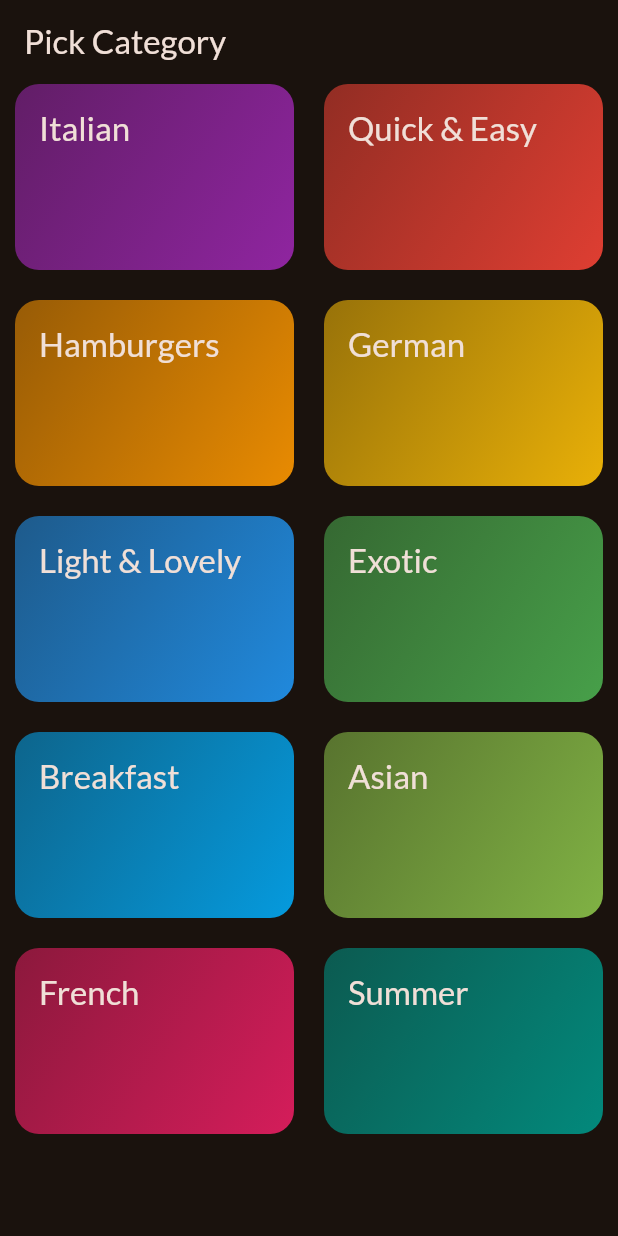
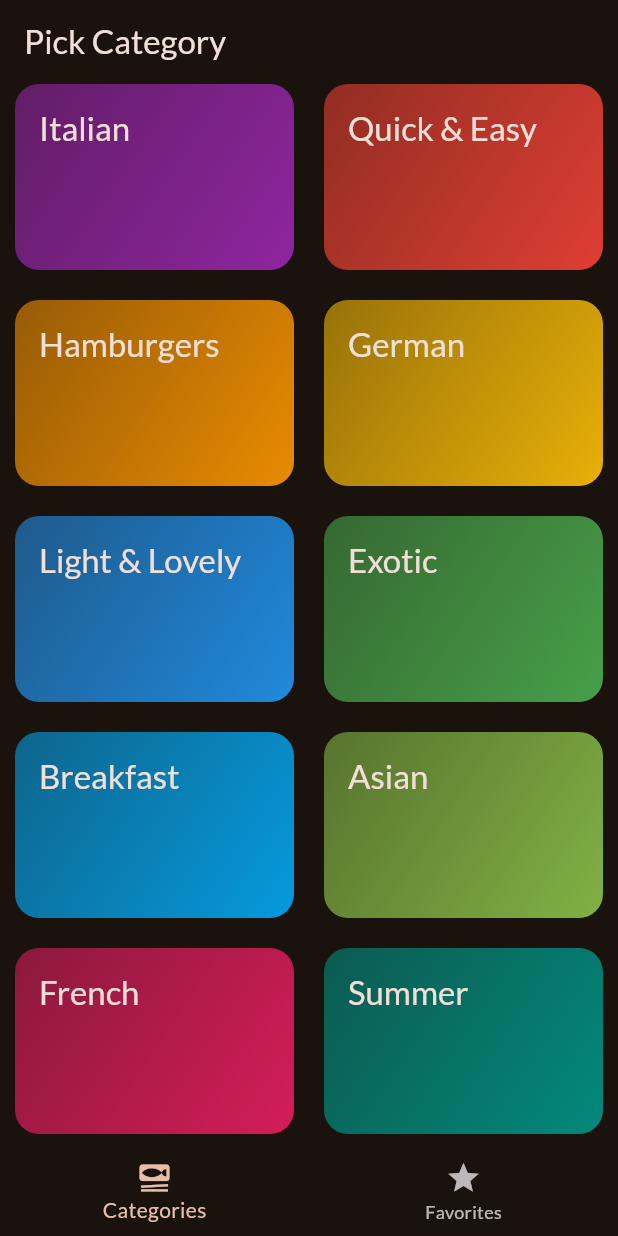
Before and after one commit to Mustafaayaz32/flutter_meal_app, a Flutter app: the screen it shows after launch, on a phone screen of 412 x 824 dp. Run offline on Flutter 3.47's test engine with Material 3 defaults, Android fonts, the phone set to English and light mode, and no system bars; our stand-ins replace google_fonts, transparent_image.

Commit message:
tab screen added

```diff
--- a/lib/main.dart
+++ b/lib/main.dart
@@ -1,5 +1,5 @@
 import 'package:flutter/material.dart';
-import 'package:flutter_meal_app/screens/categories_screen.dart';
+import 'package:flutter_meal_app/screens/tabs_screen.dart';
 import 'package:google_fonts/google_fonts.dart';
 
 final theme = ThemeData(
@@ -22,7 +22,7 @@ class App extends StatelessWidget {
   Widget build(BuildContext context) {
     return MaterialApp(
       theme: theme,
-      home: const CategoriesScreen(),
+      home: const TabsScreen(),
     );
   }
 }
--- a/lib/screens/categories_screen.dart
+++ b/lib/screens/categories_screen.dart
@@ -23,16 +23,7 @@ class CategoriesScreen extends StatelessWidget {
 
   @override
   Widget build(BuildContext context) {
-    return Scaffold(
-      appBar: AppBar(
-        title: Text(
-          'Pick Category',
-          style: Theme.of(context).textTheme.titleLarge!.copyWith(
-                color: Theme.of(context).colorScheme.onSurface,
-              ),
-        ),
-      ),
-      body: GridView(
+    return GridView(
       padding: const EdgeInsets.symmetric(
         horizontal: 10,
       ),
@@ -51,7 +42,6 @@ class CategoriesScreen extends StatelessWidget {
             },
           )
       ],
-      ),
     );
   }
 }
--- /dev/null
+++ b/lib/screens/tabs_screen.dart
@@ -0,0 +1,58 @@
+import 'package:flutter/material.dart';
+import 'package:flutter_meal_app/screens/categories_screen.dart';
+import 'package:flutter_meal_app/screens/meal_screen.dart';
+
+class TabsScreen extends StatefulWidget {
+  const TabsScreen({super.key});
+
+  @override
+  State<TabsScreen> createState() => _TabsScreenState();
+}
+
+class _TabsScreenState extends State<TabsScreen> {
+  var _selectedIndex = 0;
+  var _activeTitle = 'Pick Category';
+  Widget activeScreen = const CategoriesScreen();
+
+  void _itemSelected(int index) {
+    setState(() {
+      _selectedIndex = index;
+    });
+
+    if (_selectedIndex == 1) {
+      activeScreen = const MealScreen(meals: []);
+      setState(() {
+        _activeTitle = 'Favorite Meals';
+      });
+    } else {
+      activeScreen = const CategoriesScreen();
+      setState(() {
+        _activeTitle = 'Pick Category';
+      });
+    }
+  }
+
+  @override
+  Widget build(BuildContext context) {
+    return Scaffold(
+      appBar: AppBar(title: Text(_activeTitle)),
+      body: activeScreen,
+      bottomNavigationBar: BottomNavigationBar(
+        onTap: (index) {
+          _itemSelected(index);
+        },
+        currentIndex: _selectedIndex,
+        items: const [
+          BottomNavigationBarItem(
+            icon: Icon(Icons.set_meal),
+            label: 'Categories',
+          ),
+          BottomNavigationBarItem(
+            icon: Icon(Icons.star),
+            label: 'Favorites',
+          ),
+        ],
+      ),
+    );
+  }
+}
```
Also changed, not shown: lib/screens/meal_detail.dart (added, +80 -0 lines), lib/screens/meal_screen.dart (+7 -3 lines), lib/widgets/meal_item.dart (+29 -3 lines), lib/widgets/meal_item_trait.dart (added, +30 -0 lines). Lines whose indentation alone changed are shown as unchanged.
